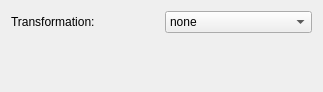
The window that lavuelib/ui/TransformationsWidget.ui (syncope/lavue) describes before a commit, drawn with Qt 5.
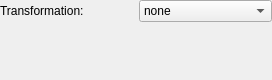
The same window after the commit.

Diff of the .ui file:
```diff
--- a/lavuelib/ui/TransformationsWidget.ui
+++ b/lavuelib/ui/TransformationsWidget.ui
@@ -6,14 +6,17 @@
    <rect>
     <x>0</x>
     <y>0</y>
-    <width>323</width>
-    <height>92</height>
+    <width>272</width>
+    <height>80</height>
    </rect>
   </property>
   <property name="windowTitle">
    <string>Form</string>
   </property>
   <layout class="QGridLayout" name="gridLayout">
+   <property name="margin">
+    <number>0</number>
+   </property>
    <item row="0" column="0">
     <layout class="QVBoxLayout" name="verticalLayout">
      <item>
```
